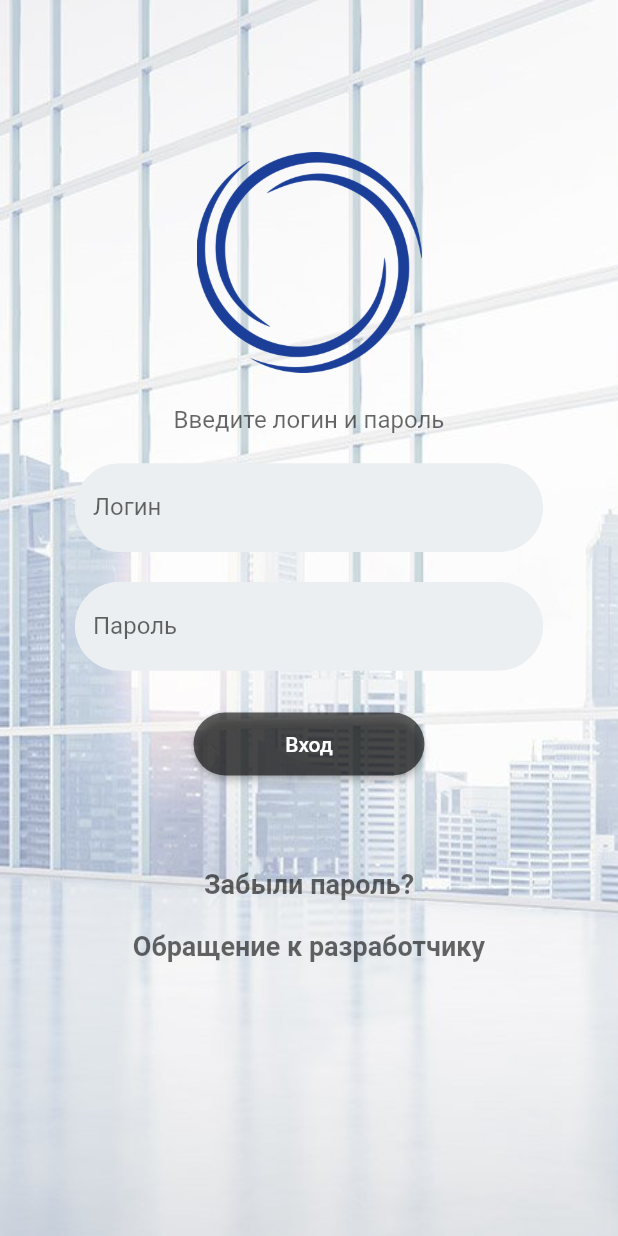
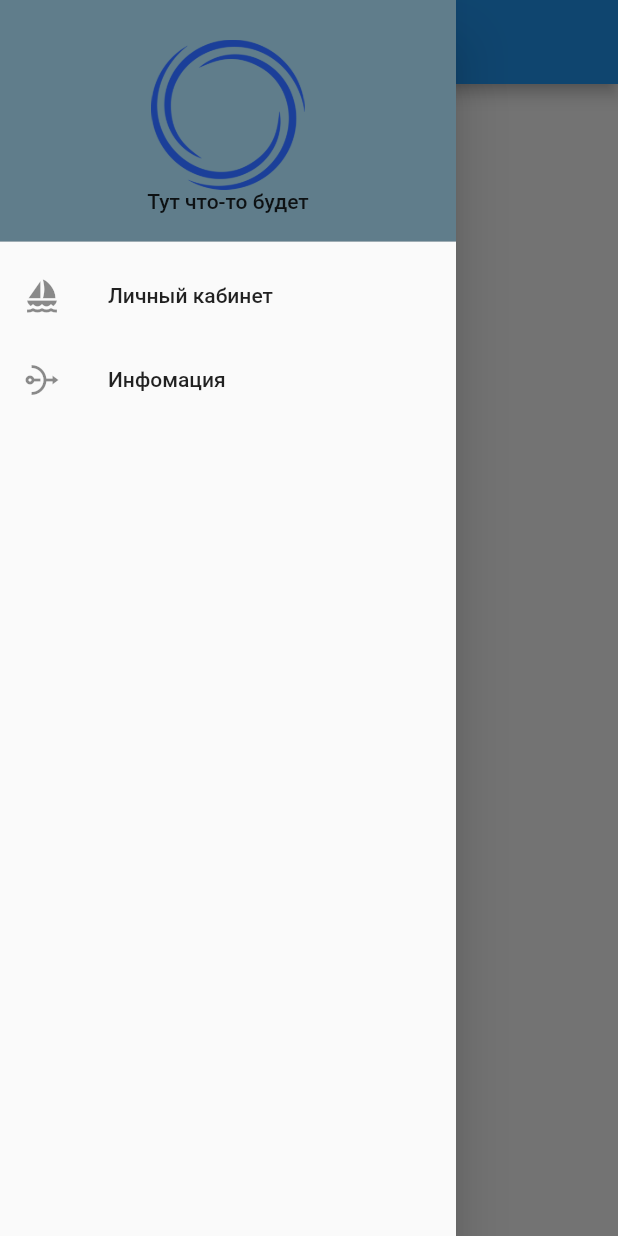
Before and after one commit to KUZAlex80/zvyagin_work_2, a Flutter app: the screen it shows after launch, with the side drawer open (before the commit the screen has no drawer), on a phone screen of 412 x 824 dp. Run offline on Flutter 3.47's test engine with Material 2 defaults, Android fonts, the phone set to English and light mode, and no system bars.

Commit message:
Созданы файлы панели навигации NavigationDrawer и панели сообщений SnackBar, панели AppBar c кнопками IconButton и TextButton. Создан файл реализации навигации между экранами приложения.

```diff
--- /dev/null
+++ b/lib/app_bar_training.dart
@@ -0,0 +1,31 @@
+import 'package:flutter/material.dart';
+
+class AppBarScreen extends StatefulWidget {
+  const AppBarScreen({Key? key}) : super(key: key);
+
+  @override
+  _AppBarScreenState createState() => _AppBarScreenState();
+}
+
+class _AppBarScreenState extends State<AppBarScreen> {
+    @override
+  Widget build(BuildContext context) {
+      final ButtonStyle buttonStyle =
+      TextButton.styleFrom(primary: Theme.of(context).colorScheme.onPrimary);
+    return MaterialApp(
+      home: Scaffold(
+        appBar: AppBar(
+          title: const Text("Пример"),
+          actions: <Widget>[
+            IconButton(onPressed: () {}, icon: const Icon(Icons.face)),
+            IconButton(onPressed: () {}, icon: const Icon(Icons.dangerous)),
+            TextButton(
+                onPressed: () {},
+                child: const Text("Тут"),
+              style: buttonStyle,),
+          ],
+        ),
+        body: const Center(child: Text("Что-то"))),
+      );
+  }
+}
--- a/lib/main.dart
+++ b/lib/main.dart
@@ -1,72 +1,8 @@
 import 'package:flutter/material.dart';
-
+import 'auth_screen.dart';
+import 'navigation_demo_training.dart';
+import 'navigation_training.dart';
+import 'app_bar_training.dart';
 void main() {
-  runApp(const MyApp());
+  runApp(const NavigationDemo());
 }
-
-class MyApp extends StatelessWidget {
-  const MyApp({Key? key}) : super(key: key);
-
-  // This widget is the root of your application.
-  @override
-  Widget build(BuildContext context) {
-    const borderStyle = OutlineInputBorder(
-      borderRadius: BorderRadius.all(Radius.circular(36)),
-      borderSide: BorderSide(color: Color (0xFFeceff1), width: 2));
-    const LinktestSt = TextStyle(fontSize: 18, fontWeight: FontWeight.bold,
-        color: Color.fromRGBO(0, 0, 0, 0.6));
-    return MaterialApp(
-      home: Scaffold(
-          body: Container (
-            decoration: const BoxDecoration(image: DecorationImage(
-                image: AssetImage('assets/Fon3.jpg'), fit: BoxFit.cover)),
-            width: double.infinity,
-              height: double.infinity,
-              padding: const EdgeInsets.symmetric(horizontal: 50),
-              child: SingleChildScrollView(child: Column(children: [
-                const SizedBox(height: 100,),
-                const SizedBox(width: 150, height: 150, child: Image(
-                    image: AssetImage('assets/logo2.png')),),
-                const SizedBox(height: 20,),
-                const Text('Введите логин и пароль',
-                  style: TextStyle(fontSize: 16, color: Color.fromRGBO(0, 0, 0, 0.6)),),
-                const SizedBox(height: 20,),
-                const TextField(
-                    decoration: InputDecoration(
-                      filled: true,
-                      fillColor: Color(0xFFeceff1),
-                      enabledBorder: borderStyle,
-                      focusedBorder: borderStyle,
-                      labelText: 'Логин',
-                    ),
-                  ),
-                const SizedBox(height: 20,), const TextField(obscureText: true,
-                    decoration: InputDecoration(
-                      filled: true,
-                      fillColor: Color(0xFFeceff1),
-                      enabledBorder: borderStyle,
-                      focusedBorder: borderStyle,
-                      labelText: 'Пароль',
-                    ),
-                  ),
-                const SizedBox(height: 28,),
-                SizedBox(width: 154, height: 42,child:
-                ElevatedButton(onPressed: () {},
-                  child: const Text('Вход'),
-                style: ElevatedButton.styleFrom(primary: const Color.fromRGBO(0, 0, 0, 0.6),
-                shape: RoundedRectangleBorder(borderRadius: BorderRadius.circular(36.0),
-                ),),)
-                ),
-                const SizedBox(height: 62,),
-                InkWell(child: const Text('Забыли пароль?', style: LinktestSt,),
-                    onTap: () {}),
-                const SizedBox(height: 20,),
-                InkWell(child: const Text('Обращение к разработчику', style: LinktestSt,),
-                    onTap: () {}),
-              ],),
-            ),
-          )
-      ),
-    );
-  }
-}
--- /dev/null
+++ b/lib/navigation_demo_training.dart
@@ -0,0 +1,74 @@
+import 'package:flutter/material.dart';
+
+class NavigationDemo extends StatefulWidget {const NavigationDemo({Key? key}): super (key: key);
+@override
+  _NavigationDemoState createState () => _NavigationDemoState();
+}
+class _NavigationDemoState extends State <NavigationDemo> {
+  @override
+  Widget build(BuildContext context) {
+    return MaterialApp(
+      //home: const MainScreen(),
+      initialRoute: '/',
+      routes: {
+        '/': (context) => const MainScreen(),
+        '/info': (context) => const SecondScreen(),
+      },
+    );
+  }
+  }
+  Widget navDrawer(context) => Drawer(
+    child: ListView(padding: EdgeInsets.zero, children: [
+      DrawerHeader(decoration: const BoxDecoration(color: Colors.blueGrey,),
+        child: Container(height: 200,
+          child: Column(mainAxisAlignment: MainAxisAlignment.center,
+            crossAxisAlignment: CrossAxisAlignment.center,
+            children: [
+              Container(height: 100, decoration: const BoxDecoration(borderRadius: BorderRadius.all(Radius.circular(50.0))),
+                  child: const Image (image: AssetImage('assets/logo2.png',))),
+              const Text("Тут что-то будет")
+            ],),),),
+      ListTile(
+        leading: const Icon(Icons.sailing),
+        title: const Text("Личный кабинет"),
+        onTap: () {
+          Navigator.pushNamed(context, '/');
+        },
+      ),
+      ListTile(
+        leading: const Icon(Icons.nat),
+        title: const Text("Инфомация"),
+        onTap: () {
+          Navigator.pushNamed(context, '/info');
+        },
+        ),
+    ]),
+  );
+
+    class MainScreen extends StatelessWidget {
+      const MainScreen ({Key? key}) : super (key: key);
+      @override
+      Widget build(BuildContext context) {
+        return Scaffold(
+          appBar: AppBar(title: const Text('Личный кабинет')),
+        drawer: navDrawer(context),
+          body: const Center(
+            child: Text('Личный кабинет'),
+          )
+        );
+      }
+    }
+
+class SecondScreen extends StatelessWidget {
+  const SecondScreen ({Key? key}) : super (key: key);
+  @override
+  Widget build(BuildContext context) {
+    return Scaffold(
+        appBar: AppBar(title: const Text('Информация')),
+        drawer: navDrawer(context),
+        body: const Center(
+          child: Text('Информация'),
+        )
+    );
+  }
+}
```
Also changed, not shown: lib/auth_screen.dart (added, +72 -0 lines), lib/navigation_training.dart (added, +59 -0 lines).
